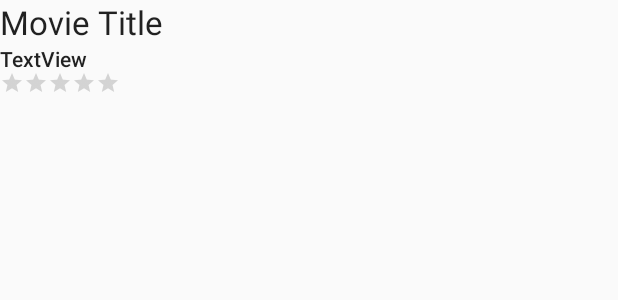
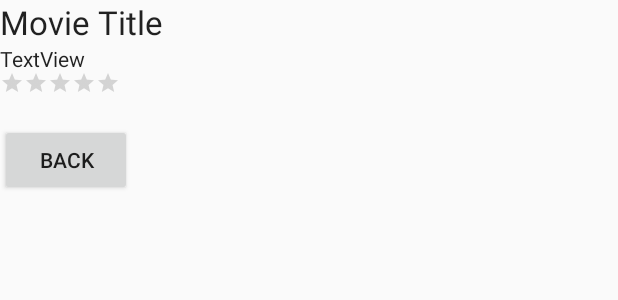
Before and after one commit to TK000/Flixster_old, an Android app: the layout activity_movie_details.xml on its own in the app's theme, with its tools: preview values and no code run, on a phone screen of 412 x 824 dp. Shown: the top 300 px of the screen. Run offline under Robolectric (Android 15) with nearby library versions, the phone set to English and light mode, and no system bars.

Commit message:
added back button

```diff
--- a/app/build.gradle
+++ b/app/build.gradle
@@ -35,4 +35,6 @@ dependencies {
     implementation 'jp.co.cyberagent.android.gpuimage:gpuimage-library:1.4.1'
     implementation 'org.parceler:parceler-api:1.1.6'
     annotationProcessor 'org.parceler:parceler:1.1.6'
+    implementation 'com.jakewharton:butterknife:8.4.0'
+    annotationProcessor 'com.jakewharton:butterknife-compiler:8.4.0'
 }
--- a/app/src/main/java/com/tomoka/flixster/MovieListActivity.java
+++ b/app/src/main/java/com/tomoka/flixster/MovieListActivity.java
@@ -30,6 +30,8 @@ public class MovieListActivity extends AppCompatActivity {
     public final static String API_KEY_PARAM = "api_key";
     // tag for logging from this activity
     public final static String TAG = "MovieListActivity";
+    // for passing info to MovieDetailsActivity
+    //public static final String ITEM_POSITION = "itemPosition";
 
     // instance fields
     AsyncHttpClient client;
--- a/app/src/main/res/layout-land/item_movie.xml
+++ b/app/src/main/res/layout-land/item_movie.xml
@@ -29,6 +29,9 @@
     <TextView
         android:id="@+id/tvOverview"
         android:layout_width="177dp"
+        android:maxLines="10"
+        android:scrollHorizontally="true"
+        android:ellipsize="end"
         android:layout_height="wrap_content"
         android:layout_below="@+id/tvTitle"
         android:layout_toEndOf="@+id/ivBackdropImage"
--- a/app/src/main/res/layout/activity_movie_details.xml
+++ b/app/src/main/res/layout/activity_movie_details.xml
@@ -42,9 +42,20 @@
         android:id="@+id/tvDate"
         android:layout_width="match_parent"
         android:layout_height="wrap_content"
+        android:layout_alignParentLeft="true"
         android:layout_alignParentStart="true"
         android:layout_below="@+id/tvTitle"
+        android:layout_marginBottom="5dp"
         android:text="TextView"
-        android:textAppearance="@style/TextAppearance.AppCompat.Body2"
+        android:textAppearance="@style/TextAppearance.AppCompat" />
+
+    <Button
+        android:id="@+id/btnBack"
+        android:layout_width="wrap_content"
+        android:layout_height="wrap_content"
+        android:layout_alignParentStart="true"
+        android:layout_below="@+id/tvOverview"
+        android:onClick="onBack"
+        android:text="Back"
         android:layout_alignParentLeft="true" />
 </RelativeLayout>
--- a/app/src/main/res/layout/item_movie.xml
+++ b/app/src/main/res/layout/item_movie.xml
@@ -29,6 +29,9 @@
         android:id="@+id/tvOverview"
         android:layout_width="294dp"
         android:layout_height="wrap_content"
+        android:maxLines="4"
+        android:scrollHorizontally="true"
+        android:ellipsize="end"
         android:layout_below="@+id/tvTitle"
         android:layout_toEndOf="@+id/ivPosterImage"
         android:text="Movie overview and synopsis"
```
Also changed, not shown: app/src/main/java/com/tomoka/flixster/MovieDetailsActivity.java (+14 -1 lines).
